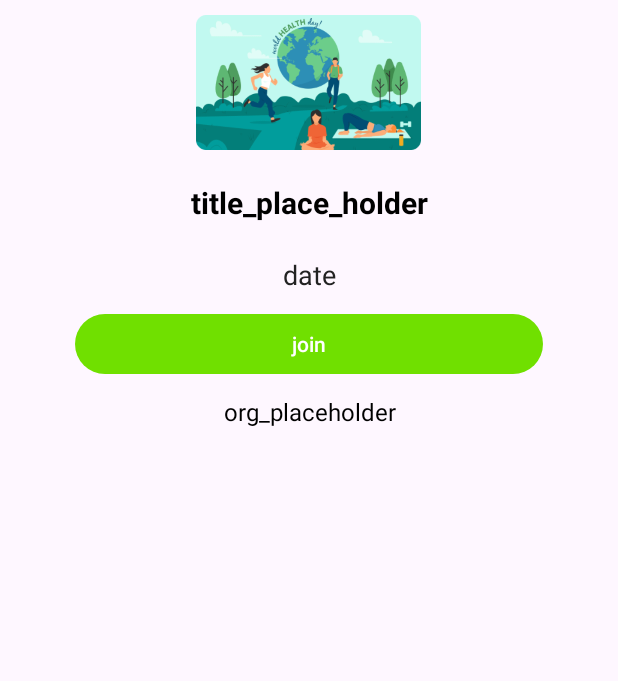
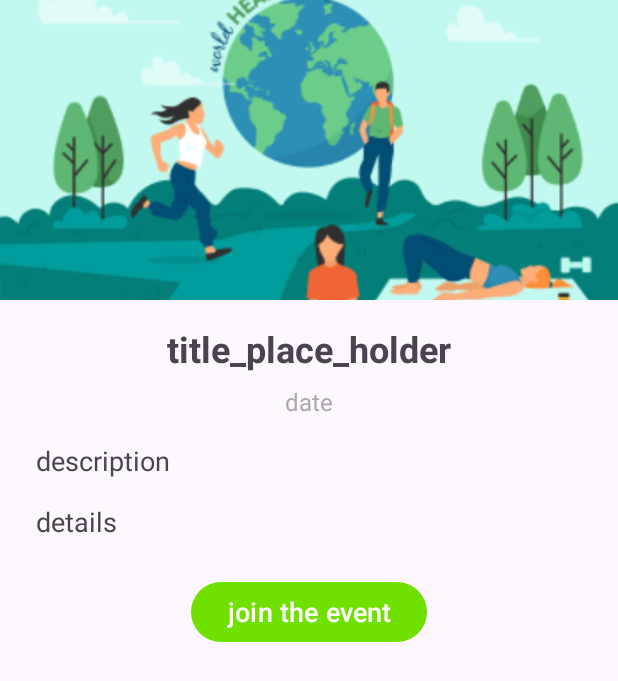
Before and after one commit to manelzaabi/GreenTrack_android, an Android app: the DetailActivity screen opened directly, with no data from a screen before it, on a phone screen of 412 x 824 dp. Shown: the top 681 px of the screen. Run offline under Robolectric (Android 15) with nearby library versions, the phone set to English and light mode, and no system bars; our stand-ins replace Picasso; pictures from the network do not load.

Commit message:
post image

```diff
--- a/app/src/main/java/tn/esprit/event_pdm/DetailActivity.kt
+++ b/app/src/main/java/tn/esprit/event_pdm/DetailActivity.kt
@@ -16,6 +16,7 @@ class DetailActivity : AppCompatActivity() {
     private lateinit var titleTextView: TextView
     private lateinit var dateTextView: TextView
     private lateinit var descriptionTextView: TextView
+    private lateinit var detailsTextView: TextView
     private lateinit var joinButton: Button
 
     val baseUrl = "http://192.168.1.199:8000"
@@ -29,6 +30,7 @@ class DetailActivity : AppCompatActivity() {
         titleTextView = findViewById(R.id.title)
         dateTextView = findViewById(R.id.date)
         descriptionTextView = findViewById(R.id.description)
+        detailsTextView = findViewById(R.id.details)
         joinButton = findViewById(R.id.button)
 
         val event = intent.getParcelableExtra<EventItem>(Event_ID_EXTRA)
@@ -41,6 +43,7 @@ class DetailActivity : AppCompatActivity() {
 
             dateTextView.text = it.date
             descriptionTextView.text = it.description
+            detailsTextView.text=it.details
 
         }
     }
--- a/app/src/main/java/tn/esprit/event_pdm/EventActivity.kt
+++ b/app/src/main/java/tn/esprit/event_pdm/EventActivity.kt
@@ -38,7 +38,7 @@ class EventActivity : AppCompatActivity(), EventClickListener {
         binding.recyclerView.apply {
             layoutManager = GridLayoutManager(applicationContext, 3)
 
-            // Adapter initialisé avec une liste vide (à remplacer par la vraie liste events)
+
             adapter = CardAdapter(listOf<EventItem>(),this@EventActivity)
         }
 
--- a/app/src/main/java/tn/esprit/event_pdm/service/EventApiService.kt
+++ b/app/src/main/java/tn/esprit/event_pdm/service/EventApiService.kt
@@ -10,7 +10,7 @@ import tn.esprit.event_pdm.models.Events
 
 interface EventApiService {
     @GET("event")
-    fun getEvents(): Call<Events> // Modifier pour renvoyer Call<Events>
+    fun getEvents(): Call<Events>
 
     @POST("events")
     fun addEvent(@Body event: EventItem): Call<EventItem>
--- a/app/src/main/res/layout/activity_add.xml
+++ b/app/src/main/res/layout/activity_add.xml
@@ -70,8 +70,9 @@
                 android:textSize="18sp"/>
         </RadioGroup>
 
+
         <EditText
-            android:id="@+id/usercomment"
+            android:id="@+id/detailsEvent"
             android:layout_width="match_parent"
             android:layout_height="wrap_content"
             android:hint="Enter More details.."
--- a/app/src/main/res/layout/activity_detail.xml
+++ b/app/src/main/res/layout/activity_detail.xml
@@ -1,63 +1,70 @@
 <?xml version="1.0" encoding="utf-8"?>
-<LinearLayout
+<RelativeLayout
     xmlns:android="http://schemas.android.com/apk/res/android"
     android:layout_width="match_parent"
-    android:layout_height="match_parent"
-    android:orientation="vertical">
+    android:layout_height="match_parent">
 
     <ImageView
         android:id="@+id/image"
-        android:layout_width="150dp"
-        android:layout_height="wrap_content"
-        android:layout_gravity="center"
-        android:layout_marginTop="10dp"
-        android:adjustViewBounds="true"
+        android:layout_width="match_parent"
+        android:layout_height="200dp"
+        android:scaleType="centerCrop"
         android:contentDescription="@string/image"
         android:src="@drawable/rectangle_33" />
 
     <TextView
         android:id="@+id/title"
-        android:layout_width="match_parent"
+        android:layout_width="wrap_content"
         android:layout_height="wrap_content"
-        android:layout_marginTop="10dp"
-        android:gravity="center"
+        android:layout_below="@id/image"
+        android:layout_marginTop="16dp"
+        android:layout_centerHorizontal="true"
         android:text="@string/title_place_holder"
-        android:textColor="@color/black"
-        android:textSize="20sp"
-        android:lines="2"
+        android:textSize="24sp"
         android:textStyle="bold" />
-
-
 
     <TextView
         android:id="@+id/date"
-        android:layout_width="match_parent"
+        android:layout_width="wrap_content"
         android:layout_height="wrap_content"
-        android:layout_marginTop="10dp"
-        android:gravity="center"
+        android:layout_below="@id/title"
+        android:layout_centerHorizontal="true"
+        android:layout_marginTop="8dp"
         android:text="@string/date"
-        android:textColor="@color/darkGray"
-        android:textSize="18sp"
-        android:lines="1" />
-
-    <Button
-        android:id="@+id/button"
-        android:layout_width="match_parent"
-        android:layout_height="wrap_content"
-        android:layout_marginLeft="50dp"
-        android:layout_marginTop="10dp"
-        android:layout_marginRight="50dp"
-        android:gravity="center"
-        android:text="join" />
+        android:textSize="16sp"
+        android:textColor="@android:color/darker_gray" />
 
     <TextView
         android:id="@+id/description"
         android:layout_width="match_parent"
         android:layout_height="wrap_content"
-        android:layout_marginTop="10dp"
-        android:gravity="center"
-        android:text="@string/org_placeholder"
-        android:textColor="@color/black"
-        android:textSize="16sp" />
+        android:layout_below="@id/date"
+        android:layout_marginTop="16dp"
+        android:layout_marginStart="24dp"
+        android:layout_marginEnd="24dp"
+        android:text="@string/desc_placeholder"
+        android:textSize="18sp" />
 
-</LinearLayout>
+    <TextView
+        android:id="@+id/details"
+        android:layout_width="match_parent"
+        android:layout_height="wrap_content"
+        android:layout_below="@id/description"
+        android:layout_marginTop="16dp"
+        android:layout_marginStart="24dp"
+        android:layout_marginEnd="24dp"
+        android:text="details"
+        android:textSize="18sp" />
+
+    <Button
+        android:id="@+id/button"
+        android:layout_width="wrap_content"
+        android:layout_height="wrap_content"
+        android:layout_below="@id/details"
+        android:layout_centerHorizontal="true"
+        android:layout_marginTop="24dp"
+        android:text="join the event"
+        android:textAllCaps="false"
+        android:textSize="18sp" />
+
+</RelativeLayout>
--- a/app/src/main/res/values/strings.xml
+++ b/app/src/main/res/values/strings.xml
@@ -2,6 +2,6 @@
     <string name="app_name">Event_PDM</string>
     <string name="image">Image</string>
     <string name="title_place_holder">title_place_holder</string>
-    <string name="org_placeholder">org_placeholder</string>
+    <string name="desc_placeholder">description</string>
     <string name="date">date</string>
 </resources>
```
Also changed, not shown: app/src/main/java/tn/esprit/event_pdm/Activity_Add.kt (+38 -22 lines).
